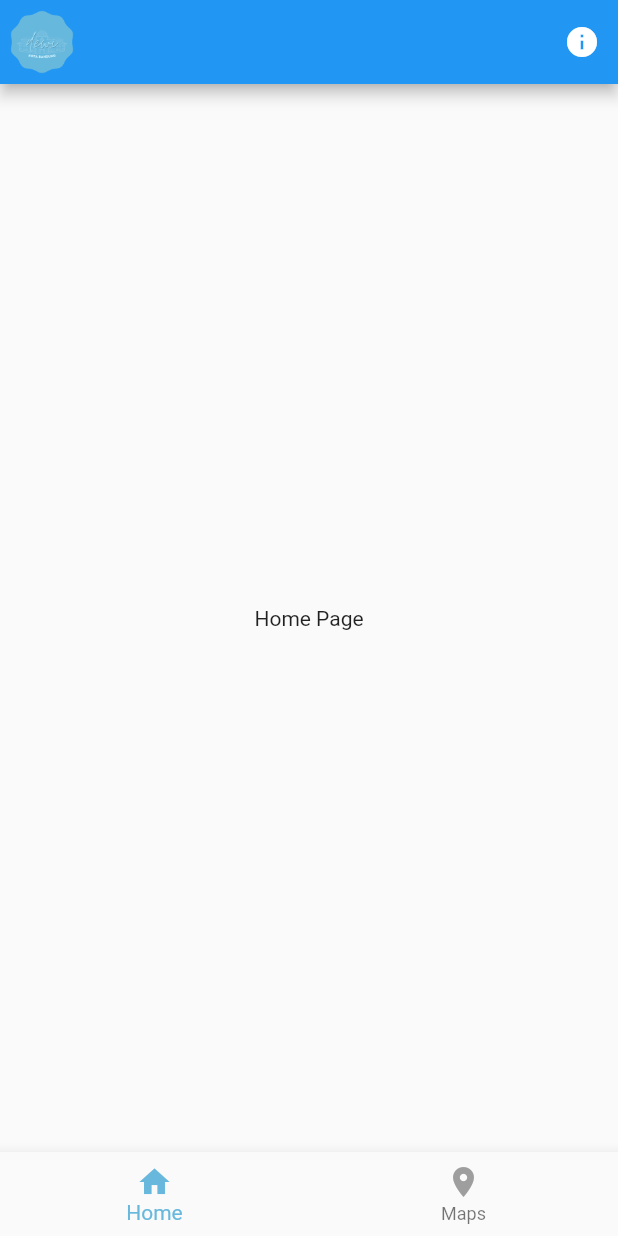
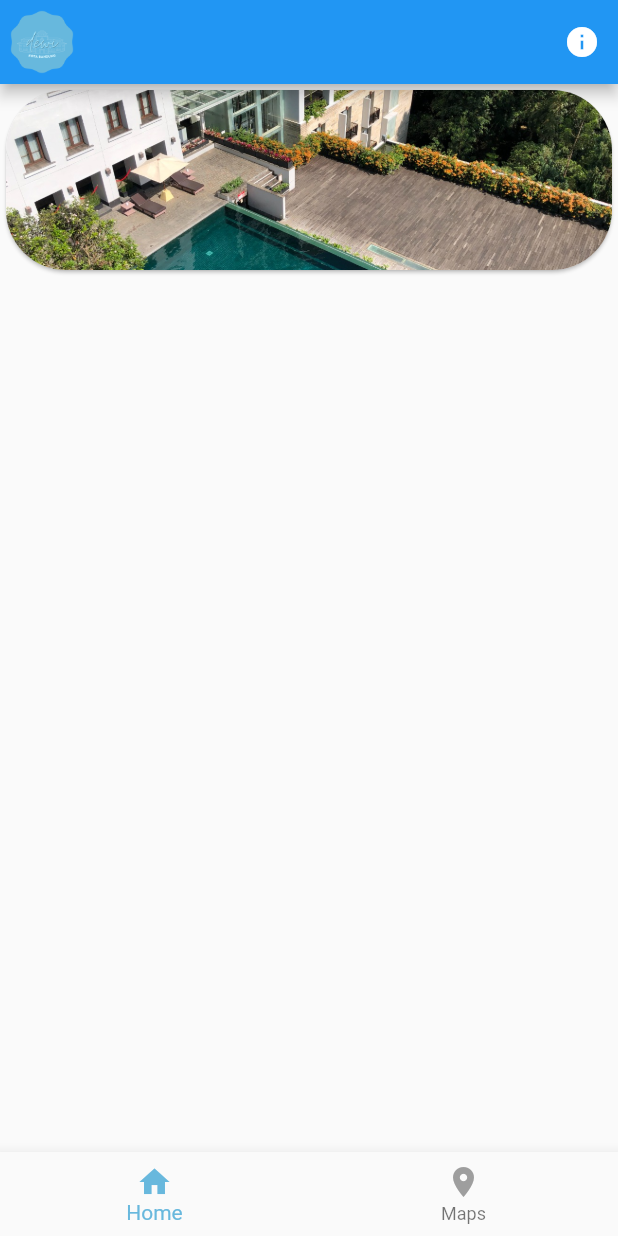
Before and after one commit to dewi-App/frontend, a Flutter app: the screen it shows after launch, on a phone screen of 412 x 824 dp. Run offline on Flutter 3.47's test engine with Material 2 defaults, Android fonts, the phone set to English and light mode, and no system bars.

```diff
--- a/lib/users/homepage.dart
+++ b/lib/users/homepage.dart
@@ -9,7 +9,26 @@ class _HomePageState extends State<HomePage> {
   @override
   Widget build(BuildContext context) {
     return Scaffold(
-      body: Center(child: Text('Home Page')),
+      body:
+          // Column(
+          // children: [
+          Container(
+        alignment: Alignment.topCenter,
+        child: Card(
+          // Card(
+          // Kamu udah tidur yaaa :)
+          // Aku coba cari cara nya dulu siang dilanjut ya
+          shape: RoundedRectangleBorder(
+              borderRadius: BorderRadiusDirectional.circular(40)),
+          clipBehavior: Clip.antiAlias,
+          child: Image.asset(
+            "assets/hotel.jpeg",
+            fit: BoxFit.cover,
+            width: 700,
+            height: 120,
+          ),
+        ),
+      ),
     );
   }
 }
--- a/pubspec.yaml
+++ b/pubspec.yaml
@@ -65,6 +65,7 @@ flutter:
   # To add assets to your application, add an assets section, like this:
   assets:
    - assets/dewi.png
+   - assets/hotel.jpeg
   #   - images/a_dot_ham.jpeg
 
   # An image asset can refer to one or more resolution-specific "variants", see
```
Also changed, not shown: assets/hotel.jpeg (added), 6 other files.
